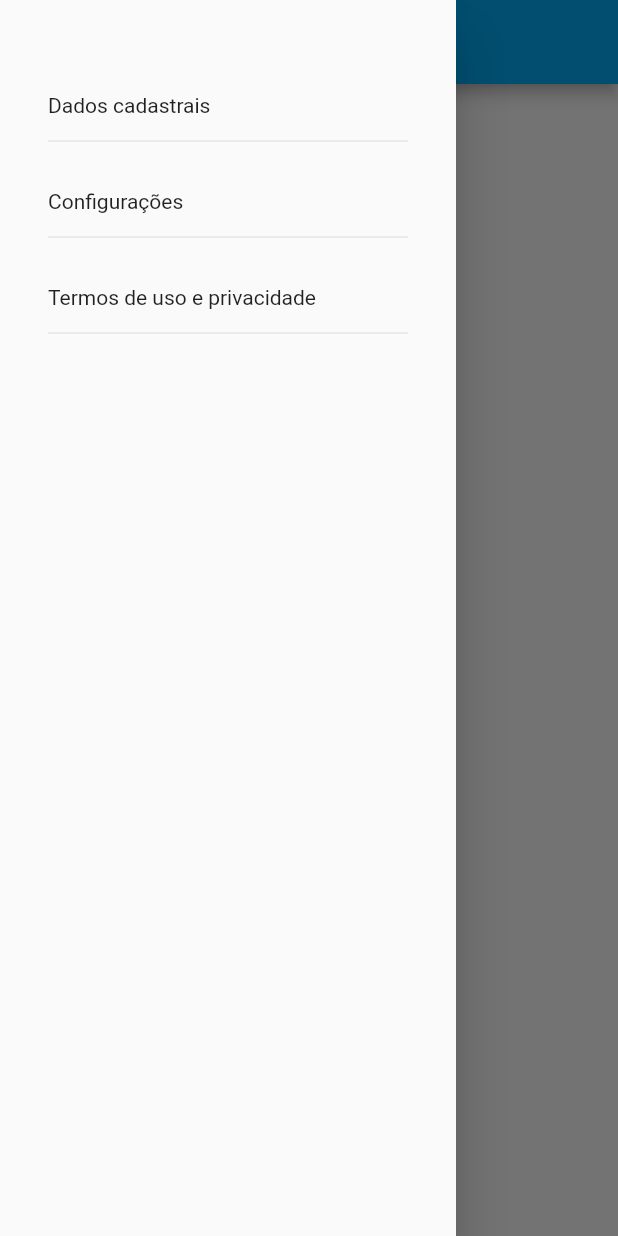
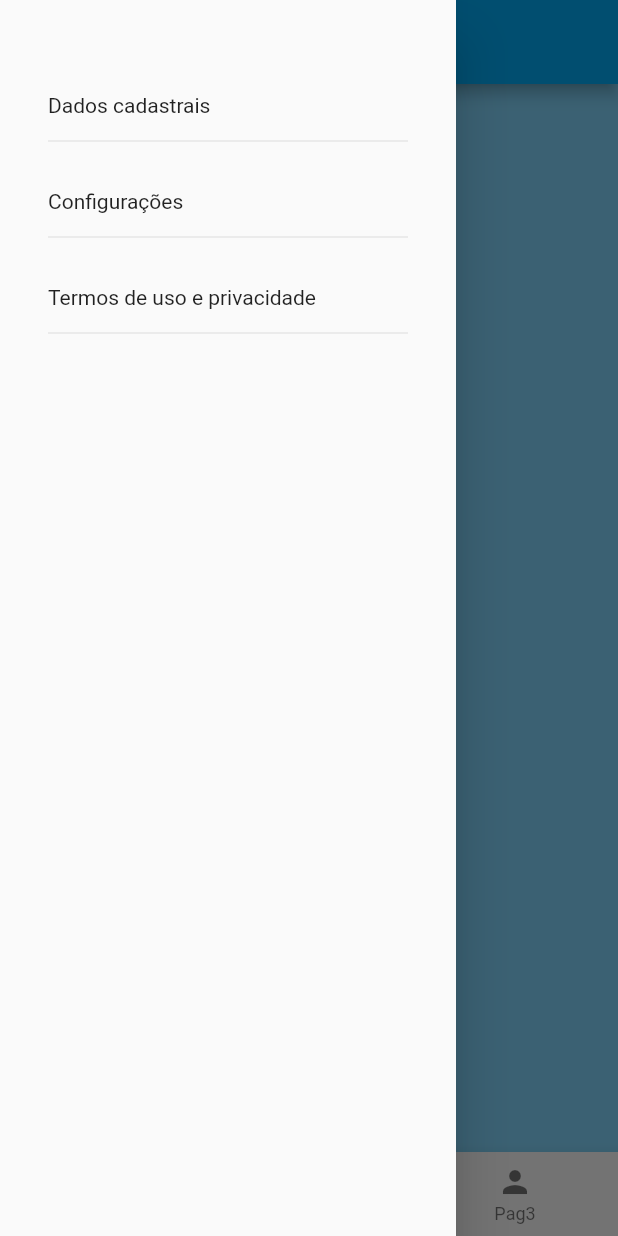
Before and after one commit to Luv4as/Bootcamp-Santander-Flutter, a Flutter app: the MainPage screen opened directly, with the side drawer open, on a phone screen of 412 x 824 dp. Run offline on Flutter 3.47's test engine with Material 2 defaults, Android fonts, the phone set to English and light mode, and no system bars; our stand-ins replace google_fonts; network calls fail.

Commit message:
adicionando scroll lateral e barra

```diff
--- a/dioproject/lib/pages/main_page.dart
+++ b/dioproject/lib/pages/main_page.dart
@@ -1,4 +1,7 @@
 import 'package:dioproject/pages/dados_cadastrais.dart';
+import 'package:dioproject/pages/pagina1.dart';
+import 'package:dioproject/pages/pagina2.dart';
+import 'package:dioproject/pages/pagina3.dart';
 import 'package:flutter/material.dart';
 
 class MainPage extends StatefulWidget {
@@ -9,6 +12,8 @@ class MainPage extends StatefulWidget {
 }
 
 class _MainPageState extends State<MainPage> {
+  PageController controller = PageController(initialPage: 0);
+  int posicaoPagina = 0;
   @override
   Widget build(BuildContext context) {
     return SafeArea(
@@ -18,52 +23,85 @@ class _MainPageState extends State<MainPage> {
         ),
         drawer: Drawer(
           child: Padding(
-            padding: EdgeInsets.symmetric(vertical: 22, horizontal: 32),
+            padding: const EdgeInsets.symmetric(vertical: 22, horizontal: 32),
             child: Column(
               crossAxisAlignment: CrossAxisAlignment.start,
               children: [
-                SizedBox(
+                const SizedBox(
                   height: 32,
                 ),
                 InkWell(
                   child: Container(
-                      padding: EdgeInsets.symmetric(horizontal: 0, vertical: 8),
+                      padding: const EdgeInsets.symmetric(
+                          horizontal: 0, vertical: 8),
                       width: double.infinity,
-                      child: Text("Dados cadastrais")),
+                      child: const Text("Dados cadastrais")),
                   onTap: () {
                     Navigator.pop(context);
                     Navigator.push(
                         context,
                         MaterialPageRoute(
-                            builder: (context) => DadosCadastraisPage()));
+                            builder: (context) => const DadosCadastraisPage(
+                                  texto: "Dados cadastrais",
+                                  dados: ["Nome", "Endereço"],
+                                )));
                   },
                 ),
-                Divider(),
-                SizedBox(
+                const Divider(),
+                const SizedBox(
                   height: 16,
                 ),
                 InkWell(
                   child: Container(
-                      padding: EdgeInsets.symmetric(horizontal: 0, vertical: 8),
+                      padding: const EdgeInsets.symmetric(
+                          horizontal: 0, vertical: 8),
                       width: double.infinity,
-                      child: Text("Configurações")),
+                      child: const Text("Configurações")),
                   onTap: () {},
                 ),
-                Divider(),
-                SizedBox(
+                const Divider(),
+                const SizedBox(
                   height: 16,
                 ),
                 InkWell(
                   child: Container(
-                      padding: EdgeInsets.symmetric(horizontal: 0, vertical: 8),
+                      padding: const EdgeInsets.symmetric(
+                          horizontal: 0, vertical: 8),
                       width: double.infinity,
-                      child: Text("Termos de uso e privacidade")),
+                      child: const Text("Termos de uso e privacidade")),
                   onTap: () {},
                 ),
-                Divider()
+                const Divider()
               ],
             ),
           ),
+        ),
+        body: Column(
+          children: [
+            Expanded(
+              child: PageView(
+                controller: controller,
+                onPageChanged: (value) {
+                  setState(() {
+                    posicaoPagina = value;
+                  });
+                },
+                children: const [Pagina1Page(), Pagina2Page(), Pagina3Page()],
+              ),
+            ),
+            BottomNavigationBar(
+                onTap: (value) {
+                  controller.jumpToPage(value);
+                },
+                currentIndex: posicaoPagina,
+                items: [
+                  BottomNavigationBarItem(
+                      label: "Pag1", icon: Icon(Icons.home)),
+                  BottomNavigationBarItem(label: "Pag2", icon: Icon(Icons.add)),
+                  BottomNavigationBarItem(
+                      label: "Pag3", icon: Icon(Icons.person))
+                ])
+          ],
         ),
       ),
     );
--- /dev/null
+++ b/dioproject/lib/pages/pagina1.dart
@@ -0,0 +1,17 @@
+import 'package:flutter/material.dart';
+
+class Pagina1Page extends StatefulWidget {
+  const Pagina1Page({super.key});
+
+  @override
+  State<Pagina1Page> createState() => _Pagina1PageState();
+}
+
+class _Pagina1PageState extends State<Pagina1Page> {
+  @override
+  Widget build(BuildContext context) {
+    return Container(
+      color: Colors.lightBlue[200],
+    );
+  }
+}
```
Also changed, not shown: dioproject/lib/pages/dados_cadastrais.dart (+8 -3 lines), dioproject/lib/pages/pagina2.dart (added, +17 -0 lines), dioproject/lib/pages/pagina3.dart (added, +15 -0 lines).
